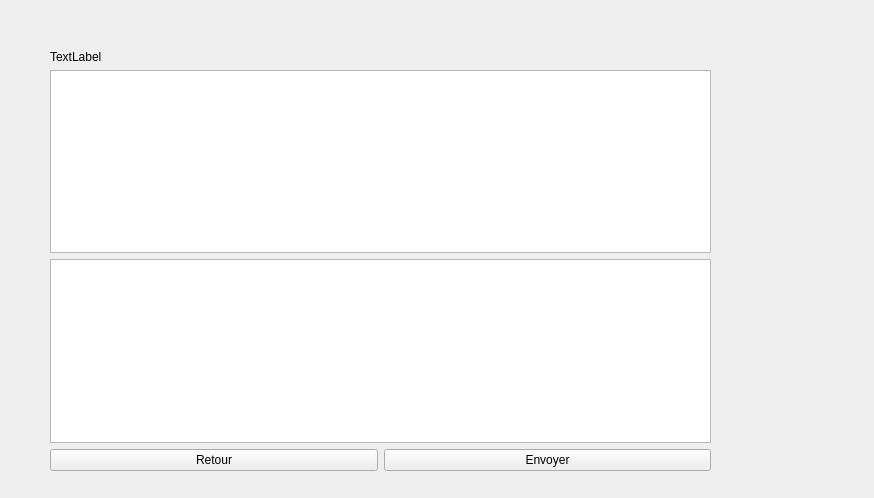
The window that src/vues/VueTicket.ui (LudovicTagnon/EasyTicket) describes before a commit, drawn with Qt 5.
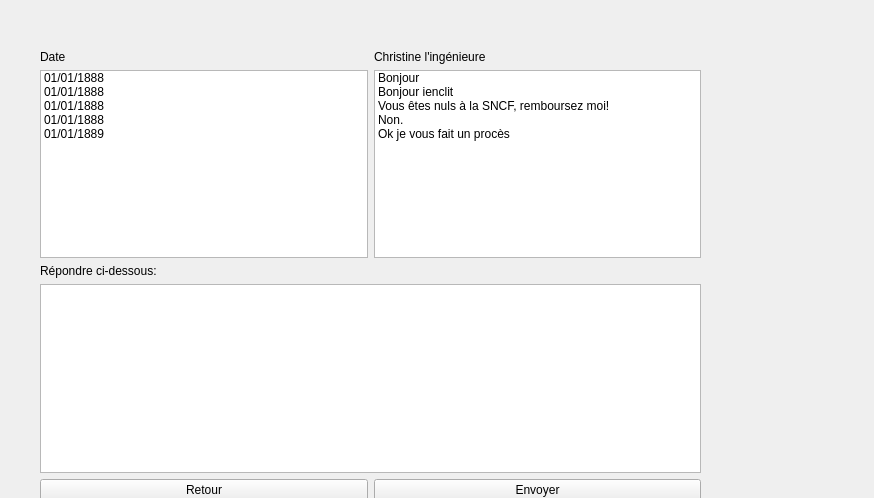
The same window after the commit.

Patch:
```diff
--- a/src/vues/VueTicket.ui
+++ b/src/vues/VueTicket.ui
@@ -16,23 +16,104 @@
   <widget class="QWidget" name="verticalLayoutWidget">
    <property name="geometry">
     <rect>
-     <x>50</x>
+     <x>40</x>
      <y>50</y>
      <width>661</width>
-     <height>421</height>
+     <height>451</height>
     </rect>
    </property>
    <layout class="QVBoxLayout" name="verticalLayout">
     <item>
-     <widget class="QLabel" name="label">
+     <layout class="QHBoxLayout" name="horizontalLayout_2">
+      <item>
+       <layout class="QVBoxLayout" name="verticalLayout_2">
+        <item>
+         <widget class="QLabel" name="labelTech">
+          <property name="text">
+           <string>Date</string>
+          </property>
+         </widget>
+        </item>
+        <item>
+         <widget class="QListWidget" name="listWidget">
+          <item>
+           <property name="text">
+            <string>01/01/1888</string>
+           </property>
+          </item>
+          <item>
+           <property name="text">
+            <string>01/01/1888</string>
+           </property>
+          </item>
+          <item>
+           <property name="text">
+            <string>01/01/1888</string>
+           </property>
+          </item>
+          <item>
+           <property name="text">
+            <string>01/01/1888</string>
+           </property>
+          </item>
+          <item>
+           <property name="text">
+            <string>01/01/1889</string>
+           </property>
+          </item>
+         </widget>
+        </item>
+       </layout>
+      </item>
+      <item>
+       <layout class="QVBoxLayout" name="verticalLayout_3">
+        <item>
+         <widget class="QLabel" name="labelTech_2">
+          <property name="text">
+           <string>Christine l'ingénieure</string>
+          </property>
+         </widget>
+        </item>
+        <item>
+         <widget class="QListWidget" name="listWidget_2">
+          <item>
+           <property name="text">
+            <string>Bonjour</string>
+           </property>
+          </item>
+          <item>
+           <property name="text">
+            <string>Bonjour ienclit</string>
+           </property>
+          </item>
+          <item>
+           <property name="text">
+            <string>Vous êtes nuls à la SNCF, remboursez moi!</string>
+           </property>
+          </item>
+          <item>
+           <property name="text">
+            <string>Non.</string>
+           </property>
+          </item>
+          <item>
+           <property name="text">
+            <string>Ok je vous fait un procès</string>
+           </property>
+          </item>
+         </widget>
+        </item>
+       </layout>
+      </item>
+     </layout>
+    </item>
+    <item>
+     <widget class="QLabel" name="label_2">
       <property name="text">
-       <string>TextLabel</string>
+       <string>Répondre ci-dessous:</string>
       </property>
      </widget>
     </item>
-    <item>
-     <widget class="QListWidget" name="listWidget"/>
-    </item>
     <item>
      <widget class="QTextEdit" name="textEdit"/>
     </item>
```
